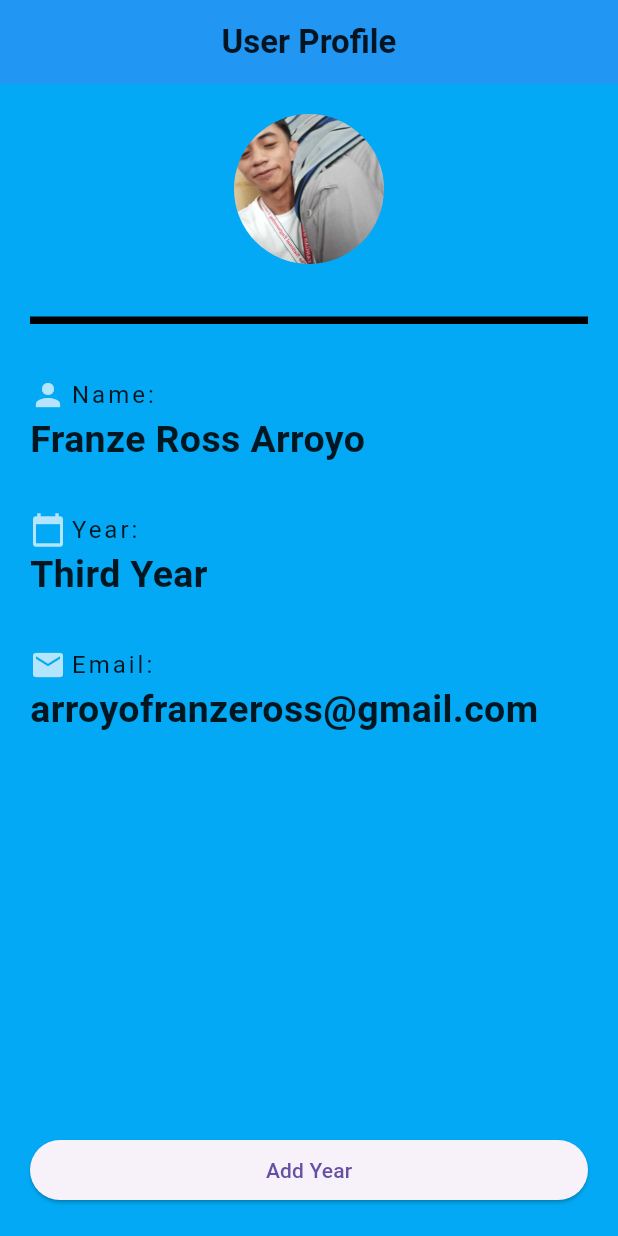
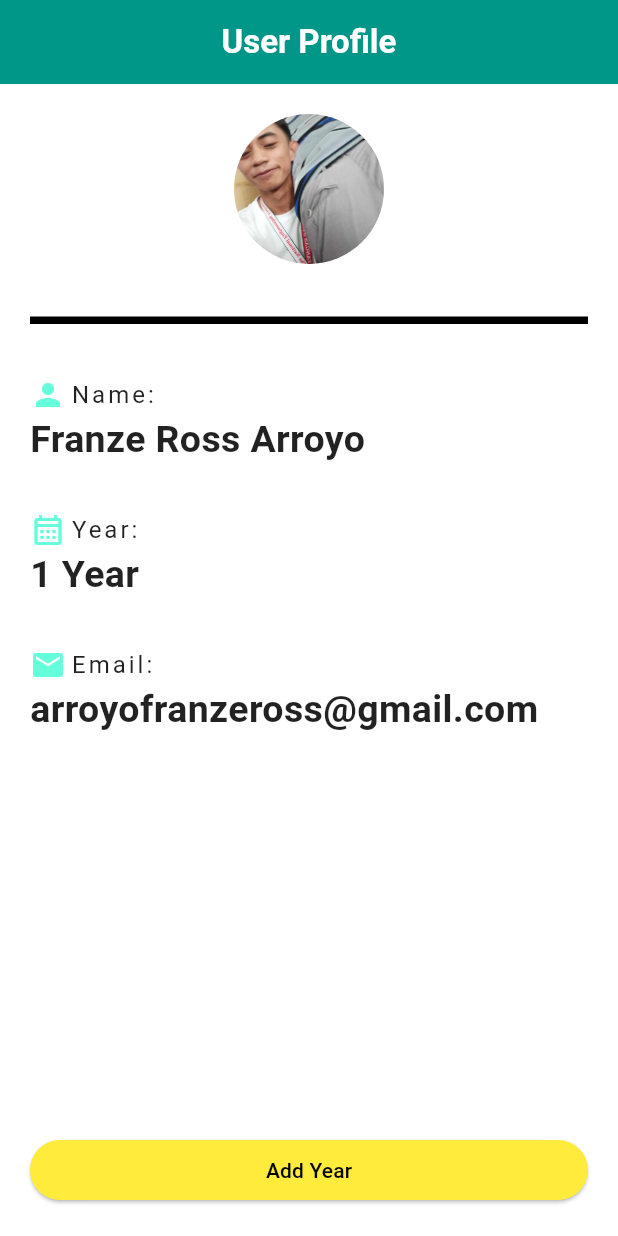
Before and after one commit to Franze18/PVS, a Flutter app: the screen it shows after launch, after a tap on "Add Year", on a phone screen of 412 x 824 dp. Run offline on Flutter 3.47's test engine with Material 3 defaults, Android fonts, the phone set to English and light mode, and no system bars.

Commit message:
finished na nakakapag add year

```diff
--- a/lib/home.dart
+++ b/lib/home.dart
@@ -1,17 +1,24 @@
 import 'package:flutter/material.dart';
 
-class Home extends StatelessWidget {
+class Home extends StatefulWidget {
   const Home({super.key});
+
+  @override
+  State<Home> createState() => _HomeState();
+}
+
+class _HomeState extends State<Home> {
+  int year = 0;
 
   @override
   Widget build(BuildContext context) {
     return Scaffold(
-      backgroundColor: Colors.lightBlue,
+      backgroundColor: Colors.white,
       appBar: AppBar(
         title: Text('User Profile',
-          style: TextStyle(color: Colors.black87, fontWeight: FontWeight.bold),
+          style: TextStyle(color: Colors.white, fontWeight: FontWeight.bold),
         ),
-        backgroundColor: Colors.blue,
+        backgroundColor: Colors.teal,
         centerTitle: true,
       ),
       body: Padding(
@@ -41,7 +48,7 @@ class Home extends StatelessWidget {
                 Row(
                   children: [
                     Icon(Icons.person,
-                      color: Colors.white70,
+                      color: Colors.tealAccent,
                     ),
                     SizedBox(width: 3.0,),
                     Text(
@@ -65,8 +72,8 @@ class Home extends StatelessWidget {
                 SizedBox(height: 30.0),
                 Row(
                   children: [
-                    Icon(Icons.calendar_today,
-                      color: Colors.white70,
+                    Icon(Icons.calendar_month_outlined,
+                      color: Colors.tealAccent,
                     ),
                     SizedBox(width: 3.0,),
                     Text(
@@ -80,7 +87,7 @@ class Home extends StatelessWidget {
                   ],
                 ),
                 Text(
-                  'Third Year',
+                  '$year Year',
                   style: TextStyle(
                     fontSize:25.0 ,
                     fontWeight: FontWeight.bold,
@@ -91,7 +98,7 @@ class Home extends StatelessWidget {
                 Row(
                   children: [
                     Icon(Icons.email,
-                      color: Colors.white70,
+                      color: Colors.tealAccent,
                     ),
                     SizedBox(width: 3.0,),
                     Text(
@@ -118,8 +125,19 @@ class Home extends StatelessWidget {
               crossAxisAlignment: CrossAxisAlignment.stretch,
               children: [
                 ElevatedButton(
-                    onPressed: (){},
-                    child: Text('Add Year'),
+                  onPressed: () {
+                    setState(() {
+                      year += 1;
+                    });
+                  },
+                  style: ButtonStyle(
+                    backgroundColor: MaterialStateProperty.all<Color>(Colors.yellow),
+                  ),
+                  child: Text('Add Year',
+                      style: TextStyle(
+                        color: Colors.black,
+                      ),
+                  ),
                 ),
               ],
             ),
```
